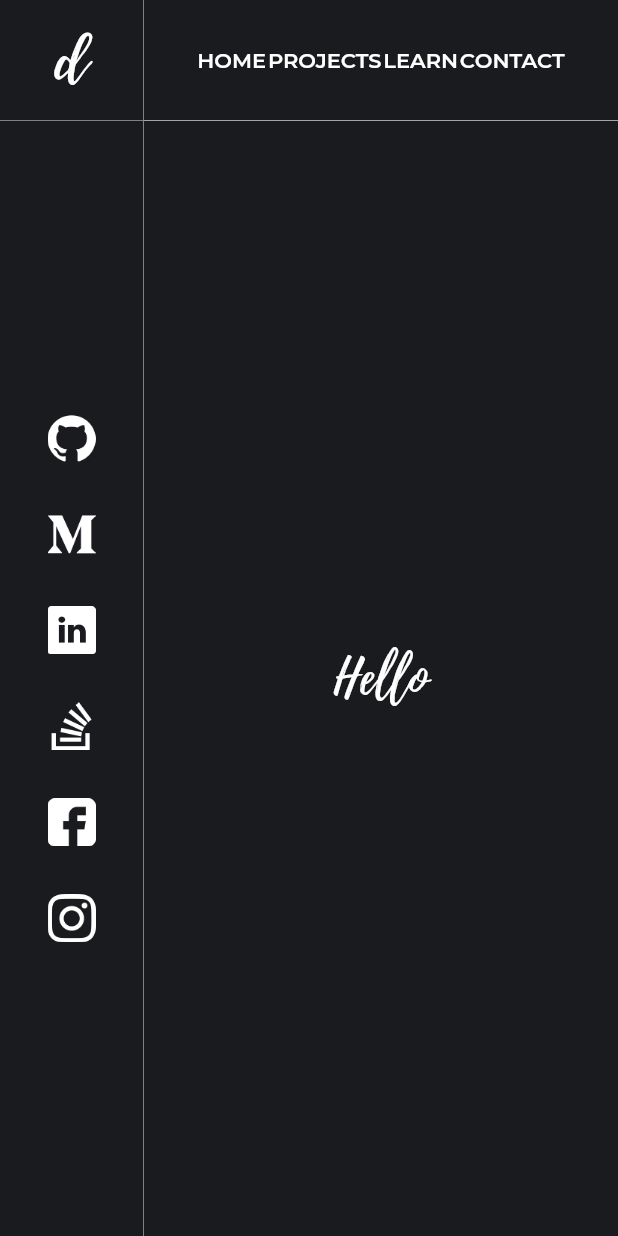
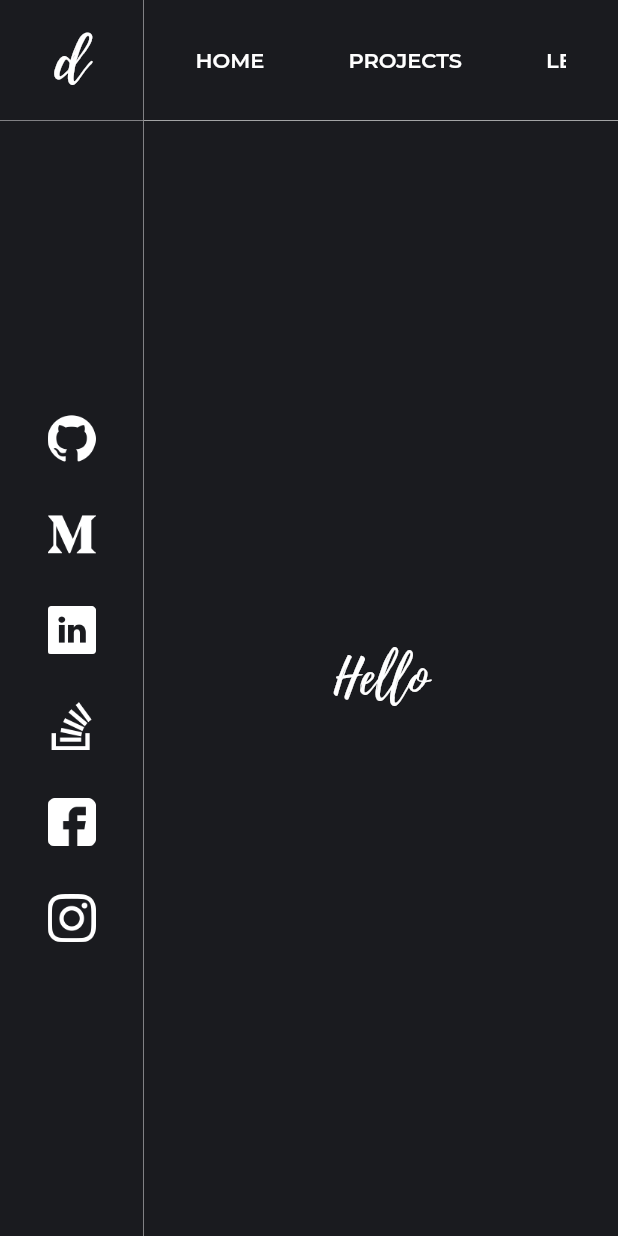
Before and after one commit to devDeejay/devdeejay.in, a Flutter app: the screen it shows after launch, on a phone screen of 412 x 824 dp. Run offline on Flutter 3.47's test engine with Material 2 defaults, Android fonts, the light colour scheme and no system bars; our stand-ins replace animated_text_kit, provider_architecture.

Commit message:
hotfix/navbarhotfix

```diff
--- a/lib/main.dart
+++ b/lib/main.dart
@@ -1,6 +1,7 @@
-import 'package:devdeejay_portfolio_app/screens/main/main_screen.dart';
 import 'package:devdeejay_portfolio_app/utils/constants.dart';
 import 'package:flutter/material.dart';
+
+import 'screens/main/main_screen.dart';
 
 void main() {
   runApp(MyApp());
--- a/lib/screens/main/main_screen.dart
+++ b/lib/screens/main/main_screen.dart
@@ -60,14 +60,28 @@ class MainScreenPage extends StatelessWidget {
         children: <Widget>[
           Container(
             width: MediaQuery.of(context).size.width * 0.6,
+            child: Center(
+              child: SingleChildScrollView(
+                scrollDirection: Axis.horizontal,
                 child: Row(
-              mainAxisAlignment: MainAxisAlignment.spaceEvenly,
+                  mainAxisAlignment: MainAxisAlignment.center,
                   children: <Widget>[
                     buildNavBarTextItem("Home"),
+                    SizedBox(
+                      width: 56,
+                    ),
                     buildNavBarTextItem("Projects"),
+                    SizedBox(
+                      width: 56,
+                    ),
                     buildNavBarTextItem("Learn"),
+                    SizedBox(
+                      width: 56,
+                    ),
                     buildNavBarTextItem("Contact"),
                   ],
+                ),
+              ),
             ),
           ),
         ],
```
Lines whose indentation alone changed are shown as unchanged.
